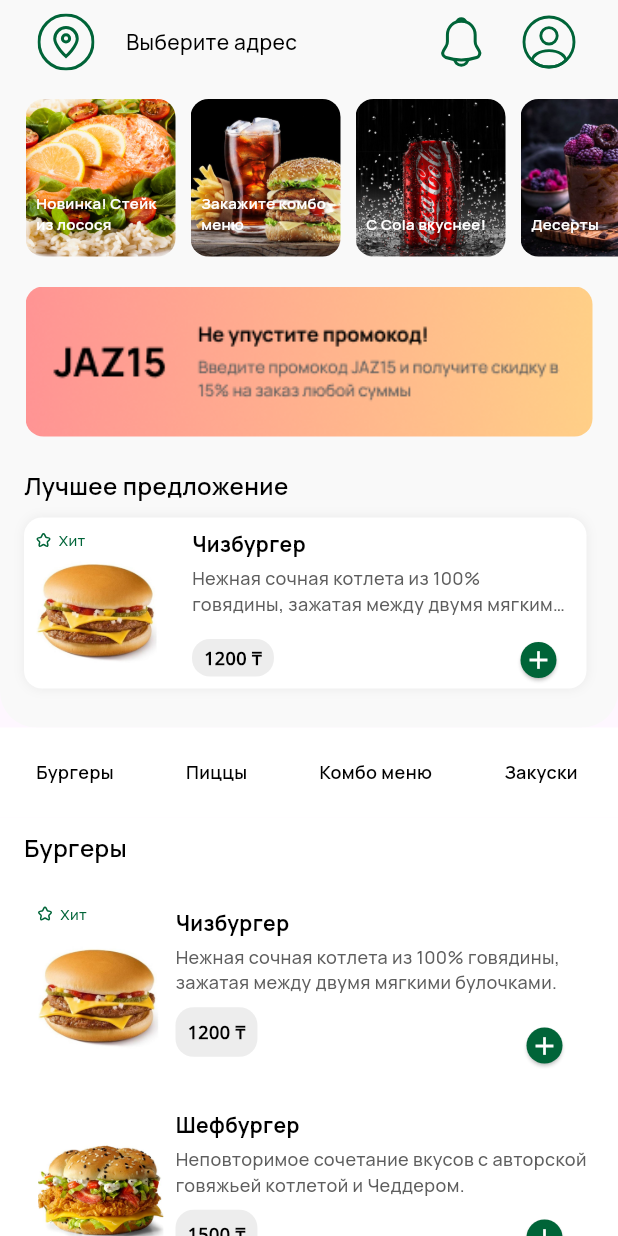
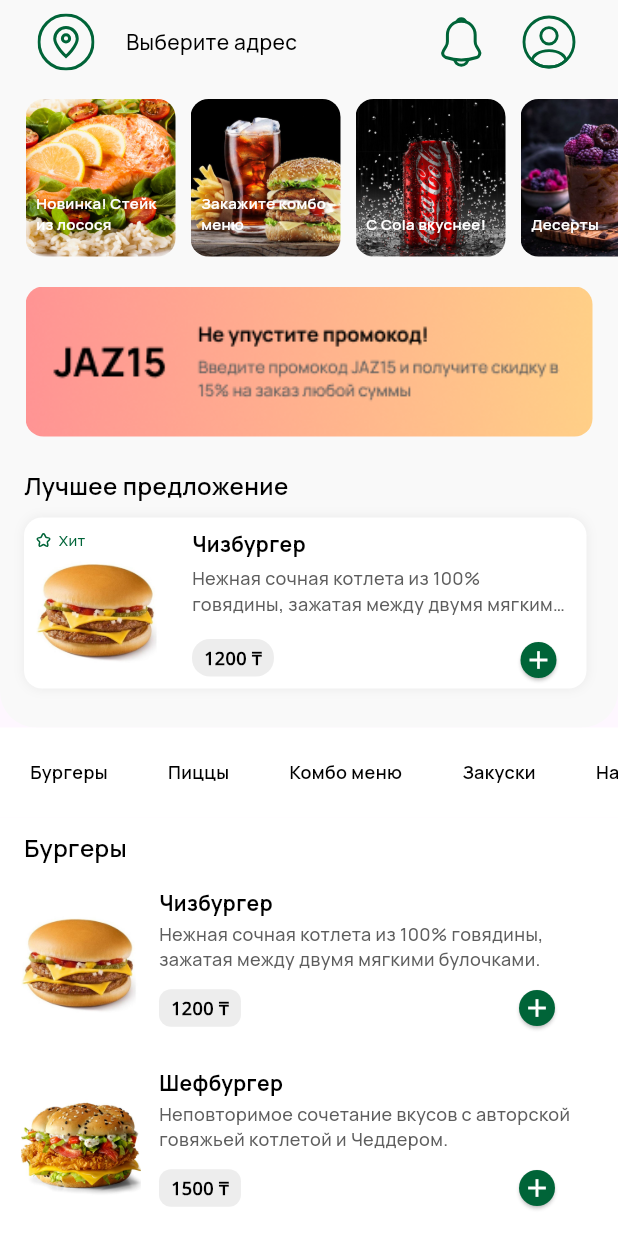
Before and after one commit to Renat2766/foodscale, a Flutter app: the HomePage screen opened directly, on a phone screen of 412 x 824 dp. Run offline on Flutter 3.47's test engine with Material 3 defaults, Android fonts, the light colour scheme and no system bars; our stand-ins replace cached_network_image, flutter_svg, smooth_page_indicator.

Commit message:
Design list card

```diff
--- a/lib/pages/language_selection_page.dart
+++ b/lib/pages/language_selection_page.dart
@@ -3,7 +3,7 @@ import 'package:food_scale/design/colors.dart';
 import 'package:food_scale/design/dimensions.dart';
 import 'package:food_scale/design/fonts.dart';
 import 'package:food_scale/pages/home_page.dart';
-import 'package:food_scale/widgets/customButton.dart';
+import 'package:food_scale/widgets/custom_button.dart';
 
 class LanguageSelectionPage extends StatelessWidget {
   const LanguageSelectionPage({super.key});
--- a/lib/widgets/bestOfferWidget.dart
+++ b/lib/widgets/best_offer_widget.dart
@@ -1,7 +1,7 @@
 import 'package:flutter/material.dart';
 import 'package:food_scale/design/colors.dart'; // Цвета
 import 'package:food_scale/design/fonts.dart'; // Шрифты
-import 'package:food_scale/widgets/productCard.dart'; // Правильный импорт и имя виджета
+import 'package:food_scale/widgets/product_card.dart'; // Правильный импорт и имя виджета
 
 class BestOfferWidget extends StatelessWidget {
   final Map<String, dynamic> productData;
--- a/lib/widgets/buttonMenuWidget.dart
+++ b/lib/widgets/button_menu_widget.dart
@@ -43,7 +43,7 @@ class ButtonMenuWidgetState extends State<ButtonMenuWidget> {
                 widget.onCategorySelected(categoryName);
               },
               child: Container(
-                padding: const EdgeInsets.symmetric(horizontal: 12, vertical: 8),
+                padding: const EdgeInsets.symmetric(horizontal: 8, vertical: 4),
                 decoration: BoxDecoration(
                   color: isSelected ? Colors.grey[300] : Colors.transparent,
                   borderRadius: BorderRadius.circular(12),
--- a/lib/widgets/imageSlider.dart
+++ b/lib/widgets/image_slider.dart
@@ -1,5 +1,5 @@
 import 'package:flutter/material.dart';
-import 'package:food_scale/widgets/fullScreenSlider.dart';
+import 'package:food_scale/widgets/full_screen_slider.dart';
 import 'package:food_scale/design/fonts.dart';
 import 'package:food_scale/design/colors.dart';
 
--- a/lib/widgets/listCard.dart
+++ /dev/null
@@ -1,282 +0,0 @@
-import 'package:cached_network_image/cached_network_image.dart';
-import 'package:flutter/material.dart';
-import 'package:flutter_svg/flutter_svg.dart';
-import 'package:food_scale/design/colors.dart';
-import 'package:food_scale/design/fonts.dart';
-
-class ListCard extends StatefulWidget {
-  final List<dynamic>? data;
-  final List<dynamic> rootRatings;
-
-  const ListCard({super.key, required this.data, required this.rootRatings});
-
-  @override
-  _ListCardState createState() => _ListCardState();
-}
-
-class _ListCardState extends State<ListCard> {
-  double _offset = 0.0;
-
-  @override
-  Widget build(BuildContext context) {
-    if (widget.data == null || widget.data!.isEmpty) {
-      return const Center(
-        child: Text(
-          'Нет данных для отображения',
-          style: TextStyle(fontSize: 16, color: Colors.grey),
-        ),
-      );
-    }
-
-    return ListView.builder(
-      padding: EdgeInsets.zero,
-      shrinkWrap: true,
-      physics: const NeverScrollableScrollPhysics(),
-      itemCount: widget.data!.length,
-      itemBuilder: (context, index) {
-        final item = widget.data![index];
-        final String title = (item['name'] ?? 'Без названия') as String;
-        final String description =
-            (item['description'] ?? 'Нет описания') as String;
-        final String imageUrl =
-            (item['imagePath'] ?? 'assets/images/default_image.png') as String;
-        final String price = '${item['price'] ?? 'Цена не указана'} ₸';
-        final String rating =
-            getProductRatings(item['ratings'] as List<dynamic>?, widget.rootRatings);
-
-        return Padding(
-          padding: const EdgeInsets.symmetric(vertical: 10.0),
-          child: GestureDetector(
-            onHorizontalDragUpdate: (details) {
-              setState(() {
-                _offset += details.delta.dx;
-                if (_offset > 70) _offset = 70;
-                if (_offset < -70) _offset = -70;
-              });
-            },
-            onHorizontalDragEnd: (details) {
-              setState(() {
-                _offset = 0.0;
-              });
-            },
-            child: Stack(
-              children: [
-                if (_offset > 0)
-                  Align(
-                    alignment: Alignment.centerLeft,
-                    child: ClipRRect(
-                      borderRadius: const BorderRadius.only(
-                        topRight: Radius.circular(12.0),
-                        bottomRight: Radius.circular(12.0),
-                      ),
-                      child: Container(
-                        width: 70,
-                        height: 104,
-                        color: primaryColor,
-                        child: const Icon(
-                          Icons.add_shopping_cart,
-                          color: Colors.white,
-                        ),
-                      ),
-                    ),
-                  ),
-                if (_offset < 0)
-                  Align(
-                    alignment: Alignment.centerRight,
-                    child: ClipRRect(
-                      borderRadius: const BorderRadius.only(
-                        topLeft: Radius.circular(12.0),
-                        bottomLeft: Radius.circular(12.0),
-                      ),
-                      child: Container(
-                        width: 70,
-                        height: 104,
-                        color: errorColor,
-                        child: const Icon(
-                          Icons.delete,
-                          color: Colors.white,
-                        ),
-                      ),
-                    ),
-                  ),
-                Transform.translate(
-                  offset: Offset(_offset, 0),
-                  child: Container(
-                    decoration: BoxDecoration(
-                      color: whiteColor,
-                      borderRadius: BorderRadius.circular(12),
-                    ),
-                    child: Padding(
-                      padding: const EdgeInsets.symmetric(horizontal: 17),
-                      child: Stack(
-                        children: [
-                          Row(
-                            children: [
-                              Container(
-                                width: 100,
-                                padding: const EdgeInsets.all(8),
-                                child: Column(
-                                  crossAxisAlignment: CrossAxisAlignment.start,
-                                  children: [
-                                    if (rating.isNotEmpty)
-                                      Row(
-                                        children: [
-                                          SvgPicture.asset(
-                                            'assets/images/icon_star.svg',
-                                            height: 10,
-                                            width: 10,
-                                            colorFilter: const ColorFilter.mode(
-                                              primaryColor,
-                                              BlendMode.srcIn,
-                                            ),
-                                          ),
-                                          const SizedBox(width: 5),
-                                          Flexible(
-                                            child: Text(
-                                              rating,
-                                              style: const TextStyle(
-                                                fontSize: 10,
-                                                fontFamily: russianFont,
-                                                fontWeight: FontWeight.w500,
-                                                color: primaryColor,
-                                                overflow: TextOverflow.ellipsis,
-                                              ),
-                                            ),
-                                          ),
-                                        ],
-                                      ),
-                                    const SizedBox(height: 8),
-                                    ClipRRect(
-                                      borderRadius: BorderRadius.circular(12), // Добавлен borderRadius 12px
-                                      child: Container(
-                                        width: 84,
-                                        height: 84,
-                                        decoration: BoxDecoration(
-                                          borderRadius: BorderRadius.circular(8),
-                                        ),
-                                        child: imageUrl.startsWith('http')
-                                            ? CachedNetworkImage(
-                                                imageUrl: imageUrl,
-                                                fit: BoxFit.cover,
-                                                placeholder: (context, url) => const CircularProgressIndicator(),
-                                                errorWidget: (context, url, error) => const Icon(Icons.error),
-                                              )
-                                            : Image.asset(
-                                                imageUrl,
-                                                fit: BoxFit.cover,
-                                                errorBuilder: (context, error, stackTrace) => const Icon(Icons.error),
-                                              ),
-                                      ),
-                                    ),
-                                  ],
-                                ),
-                              ),
-                              Expanded(
-                                child: Column(
-                                  crossAxisAlignment: CrossAxisAlignment.start,
-                                  children: [
-                                    Text(
-                                      title,
-                                      style: const TextStyle(
-                                        fontSize: 14,
-                                        fontFamily: russianFont,
-                                        fontWeight: FontWeight.w700,
-                                        color: titleColor,
-                                      ),
-                                      overflow: TextOverflow.ellipsis,
-                                    ),
-                                    const SizedBox(height: 4),
-                                    Text(
-                                      description,
-                                      maxLines: 2,
-                                      overflow: TextOverflow.ellipsis,
-                                      style: const TextStyle(
-                                        fontSize: 12,
-                                        fontFamily: russianFont,
-                                        fontWeight: FontWeight.w500,
-                                        color: textColor,
-                                      ),
-                                    ),
-                                    const SizedBox(height: 8),
-                                    Container(
-                                      padding: const EdgeInsets.symmetric(
-                                          horizontal: 8, vertical: 8),
-                                      decoration: BoxDecoration(
-                                        color: const Color(0xFFEDEDED),
-                                        borderRadius: BorderRadius.circular(12),
-                                      ),
-                                      child: Text(
-                                        price,
-                                        style: const TextStyle(
-                                          fontSize: 12,
-                                          fontFamily: kazakhFont,
-                                          fontWeight: FontWeight.w700,
-                                          color: titleColor,
-                                        ),
-                                      ),
-                                    ),
-                                  ],
-                                ),
-                              ),
-                            ],
-                          ),
-                          Positioned(
-                            right: 8,
-                            bottom: -5,
-                            child: ElevatedButton(
-                              onPressed: () {
-                                ScaffoldMessenger.of(context).showSnackBar(
-                                  SnackBar(
-                                    content: Text('Кнопка Add нажата для $title'),
-                                  ),
-                                );
-                              },
-                              style: ElevatedButton.styleFrom(
-                                padding: EdgeInsets.zero,
-                                shape: const CircleBorder(),
-                                backgroundColor: primaryColor,
-                                minimumSize: const Size(24, 24),
-                              ),
-                              child: const Icon(
-                                Icons.add,
-                                size: 20,
-                                color: whiteColor,
-                              ),
-                            ),
-                          ),
-                        ],
-                      ),
-                    ),
-                  ),
-                ),
-              ],
-            ),
-          ),
-        );
-      },
-    );
-  }
-
-  String getProductRatings(
-      List<dynamic>? productRatings, List<dynamic> rootRatings) {
-    if (productRatings == null || productRatings.isEmpty) {
-      return '';
-    }
-
-    List<String> ratingsList = [];
-    for (var productRatingId in productRatings) {
-      final rootRating = rootRatings.firstWhere(
-        (r) => r is Map<String, dynamic> && r['id'] == productRatingId,
-        orElse: () => null,
-      );
-
-      if (rootRating != null) {
-        final ratingName = rootRating['name'] ?? '';
-        if (ratingName.isNotEmpty) {
-          ratingsList.add(ratingName);
-        }
-      }
-    }
-    return ratingsList.join(', ');
-  }
-}
--- /dev/null
+++ b/lib/widgets/list_card.dart
@@ -0,0 +1,253 @@
+import 'package:cached_network_image/cached_network_image.dart';
+import 'package:flutter/material.dart';
+import 'package:flutter_svg/flutter_svg.dart';
+import 'package:food_scale/design/colors.dart';
+import 'package:food_scale/design/fonts.dart';
+
+class ListCard extends StatefulWidget {
+  final List<dynamic>? data;
+  final List<dynamic> rootRatings;
+
+  const ListCard({super.key, required this.data, required this.rootRatings});
+
+  @override
+  _ListCardState createState() => _ListCardState();
+}
+
+class _ListCardState extends State<ListCard> {
+  double _offset = 0.0;
+
+  @override
+  Widget build(BuildContext context) {
+    if (widget.data == null || widget.data!.isEmpty) {
+      return const Center(
+        child: Text(
+          'Нет данных для отображения',
+          style: TextStyle(fontSize: 16, color: Colors.grey),
+        ),
+      );
+    }
+
+    return ListView.builder(
+      padding: EdgeInsets.zero,
+      shrinkWrap: true,
+      physics: const NeverScrollableScrollPhysics(),
+      itemCount: widget.data!.length,
+      itemBuilder: (context, index) {
+        final item = widget.data![index];
+        final String title = (item['name'] ?? 'Без названия') as String;
+        final String description =
+            (item['description'] ?? 'Нет описания') as String;
+        final String imageUrl =
+            (item['imagePath'] ?? 'assets/images/default_image.png') as String;
+        final String price = '${item['price'] ?? 'Цена не указана'} ₸';
+        final String rating = getProductRatings(
+            item['ratings'] as List<dynamic>?, widget.rootRatings);
+
+        return Padding(
+          padding: const EdgeInsets.symmetric(vertical: 8.0),
+          child: GestureDetector(
+            onHorizontalDragUpdate: (details) {
+              setState(() {
+                _offset += details.delta.dx;
+                if (_offset > 70) _offset = 70;
+                if (_offset < -70) _offset = -70;
+              });
+            },
+            onHorizontalDragEnd: (details) {
+              setState(() {
+                _offset = 0.0;
+              });
+            },
+            child: Stack(
+              children: [
+                if (_offset > 0)
+                  Align(
+                    alignment: Alignment.centerLeft,
+                    child: Container(
+                      width: 70,
+                      height: 104,
+                      decoration: BoxDecoration(
+                        color: primaryColor,
+                        // borderRadius: BorderRadius.circular(12),
+                      ),
+                      child: const Icon(
+                        Icons.add_shopping_cart,
+                        color: Colors.white,
+                      ),
+                    ),
+                  ),
+                if (_offset < 0)
+                  Align(
+                    alignment: Alignment.centerRight,
+                    child: Container(
+                      width: 70,
+                      height: 104,
+                      decoration: BoxDecoration(
+                        color: errorColor,
+                        // borderRadius: BorderRadius.circular(12),
+                      ),
+                      child: const Icon(
+                        Icons.delete,
+                        color: Colors.white,
+                      ),
+                    ),
+                  ),
+                Transform.translate(
+                  offset: Offset(_offset, 0),
+                  child: Container(
+                    height: 104,
+                    decoration: BoxDecoration(
+                      color: whiteColor,
+                      borderRadius: BorderRadius.circular(12),
+                    ),
+                    child: Padding(
+                        padding: const EdgeInsets.symmetric(
+                            horizontal: 14, vertical: 0),
+                        child: Row(
+                          children: [
+                            ClipRRect(
+                              borderRadius: BorderRadius.circular(8),
+                              child: Container(
+                                width: 80,
+                                height: 80,
+                                decoration: BoxDecoration(
+                                  borderRadius: BorderRadius.circular(8),
+                                ),
+                                child: imageUrl.startsWith('http')
+                                    ? CachedNetworkImage(
+                                        imageUrl: imageUrl,
+                                        fit: BoxFit.cover,
+                                        placeholder: (context, url) =>
+                                            const CircularProgressIndicator(),
+                                        errorWidget: (context, url, error) =>
+                                            const Icon(Icons.error),
+                                      )
+                                    : Image.asset(
+                                        imageUrl,
+                                        fit: BoxFit.cover,
+                                        errorBuilder:
+                                            (context, error, stackTrace) =>
+                                                const Icon(Icons.error),
+                                      ),
+                              ),
+                            ),
+                            const SizedBox(width: 12),
+                            Expanded(
+                              child: Column(
+                                crossAxisAlignment: CrossAxisAlignment.start,
+                                mainAxisAlignment: MainAxisAlignment.center,
+                                children: [
+                                  Text(
+                                    title,
+                                    style: const TextStyle(
+                                      fontSize: 14,
+                                      fontFamily: russianFont,
+                                      fontWeight: FontWeight.w700,
+                                      color: titleColor,
+                                    ),
+                                    overflow: TextOverflow.ellipsis,
+                                  ),
+                                  const SizedBox(height: 2),
+                                  Text(
+                                    description,
+                                    maxLines: 2,
+                                    overflow: TextOverflow.ellipsis,
+                                    style: const TextStyle(
+                                      fontSize: 12,
+                                      fontFamily: russianFont,
+                                      fontWeight: FontWeight.w500,
+                                      color: textColor,
+                                    ),
+                                  ),
+                                  const SizedBox(height: 0),
+                                  Row(
+                                    mainAxisAlignment:
+                                        MainAxisAlignment.spaceBetween,
+                                    children: [
+                                      Container(
+                                        padding: const EdgeInsets.symmetric(
+                                            horizontal: 8, vertical: 4),
+                                        decoration: BoxDecoration(
+                                          color: const Color(0xFFEDEDED),
+                                          borderRadius:
+                                              BorderRadius.circular(8),
+                                        ),
+                                        child: Text(
+                                          price,
+                                          style: const TextStyle(
+                                            fontSize: 12,
+                                            fontFamily: kazakhFont,
+                                            fontWeight: FontWeight.w700,
+                                            color: titleColor,
+                                          ),
+                                        ),
+                                      ),
+                                      const SizedBox(width: 8),
+                                      Padding(
+                                        padding: const EdgeInsets.only(
+                                            right:
+                                                16.0),
+                                        child: ElevatedButton(
+                                          onPressed: () {
+                                            ScaffoldMessenger.of(context)
+                                                .showSnackBar(
+                                              SnackBar(
+                                                content: Text(
+                                                    'Кнопка Add нажата для $title'),
+                                              ),
+                                            );
+                                          },
+                                          style: ElevatedButton.styleFrom(
+                                            padding: EdgeInsets.zero,
+                                            shape: const CircleBorder(),
+                                            backgroundColor: primaryColor,
+                                            minimumSize: const Size(24, 24),
+                                          ),
+                                          child: const Icon(
+                                            Icons.add,
+                                            size: 20,
+                                            color: whiteColor,
+                                          ),
+                                        ),
+                                      ),
+                                    ],
+                                  )
+                                ],
+                              ),
+                            ),
+                          ],
+                        )),
+                  ),
+                ),
+              ],
+            ),
+          ),
+        );
+      },
+    );
+  }
+
+  String getProductRatings(
+      List<dynamic>? productRatings, List<dynamic> rootRatings) {
+    if (productRatings == null || productRatings.isEmpty) {
+      return '';
+    }
+
+    List<String> ratingsList = [];
+    for (var productRatingId in productRatings) {
+      final rootRating = rootRatings.firstWhere(
+        (r) => r is Map<String, dynamic> && r['id'] == productRatingId,
+        orElse: () => null,
+      );
+
+      if (rootRating != null) {
+        final ratingName = rootRating['name'] ?? '';
+        if (ratingName.isNotEmpty) {
+          ratingsList.add(ratingName);
+        }
+      }
+    }
+    return ratingsList.join(', ');
+  }
+}
--- a/pubspec.yaml
+++ b/pubspec.yaml
@@ -18,6 +18,7 @@ dependencies:
   smooth_page_indicator: ^1.2.0+3
   flutter_slidable: ^4.0.0
   cached_network_image: ^3.4.1
+  sticky_headers: ^0.3.0+2
 
 dev_dependencies:
   flutter_test:
```
Also changed, not shown: lib/pages/home_page.dart (+5 -5 lines), lib/widgets/custom_button.dart (renamed from lib/widgets/customButton.dart), lib/widgets/custom_slidable_action_button.dart (renamed from lib/widgets/customSlidableActionButton.dart), lib/widgets/custom_sliver_appbar.dart (renamed from lib/widgets/customSliverAppBar.dart), lib/widgets/full_screen_slider.dart (renamed from lib/widgets/fullScreenSlider.dart), lib/widgets/product_card.dart (renamed from lib/widgets/productCard.dart), pubspec.lock.
